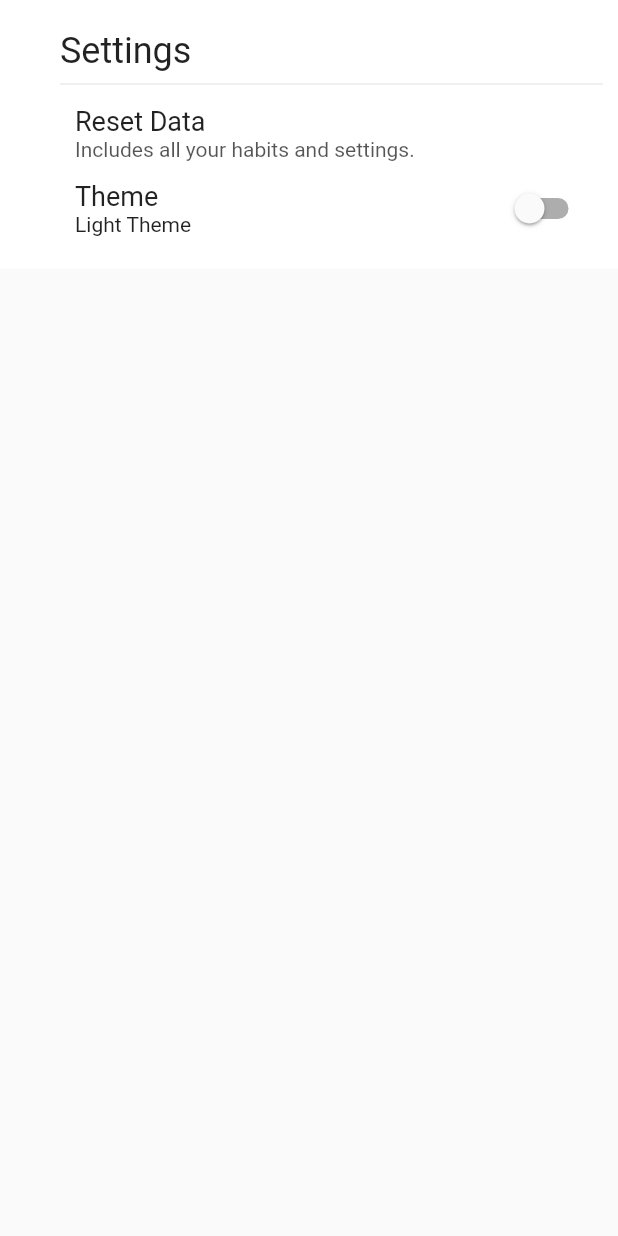
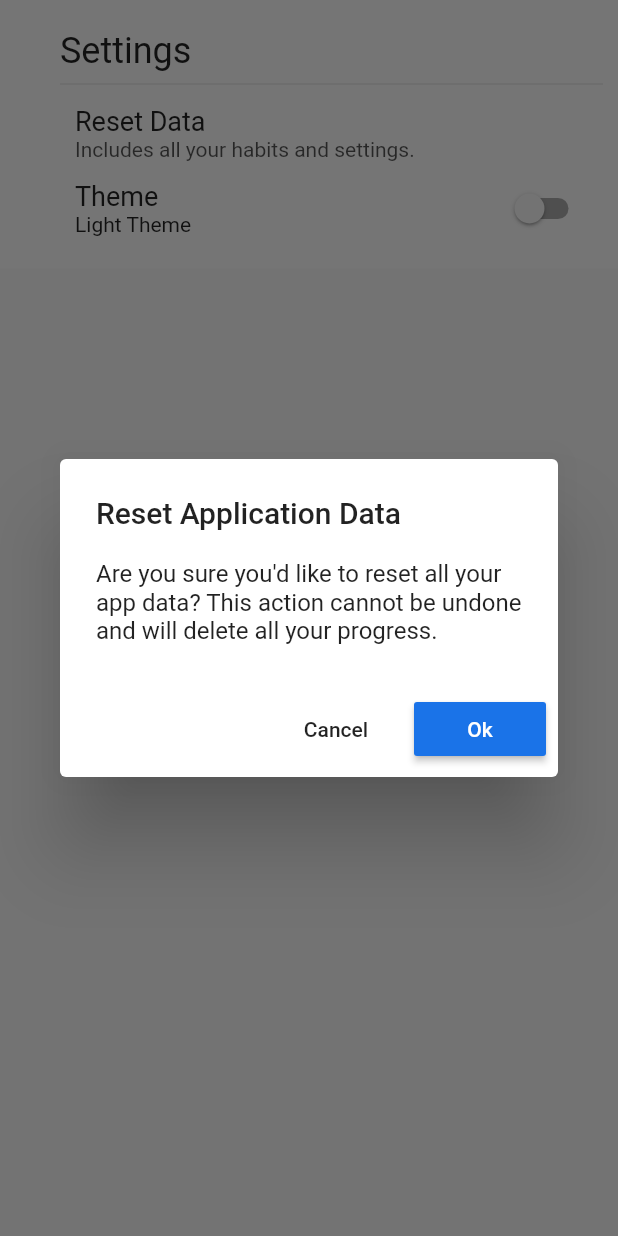
Before and after one commit to td0m/habitat, a Flutter app: the SettingsPage widget shown alone on an empty page, opened directly, after a tap on "Reset Data", on a phone screen of 412 x 824 dp. Run offline on Flutter 3.47's test engine with Material 2 defaults, Android fonts, the phone set to English and light mode, and no system bars; our stand-ins replace date_format, shared_preferences; missing offline and left inert: flutter_circular_chart; accounts and stored records are empty; generated files the repository leaves out were written again.

Commit message:
add week day labels

```diff
--- a/lib/pages/habit_detail_page.dart
+++ b/lib/pages/habit_detail_page.dart
@@ -65,7 +65,7 @@ class _HabitDetailPageState extends State<HabitDetailPage> {
                 "Are you sure you'd like to delete this habit? This action is irreversible.",
             onConfirm: () async {
               Navigator.of(context).pop();
-              await Future.delayed(Duration(milliseconds: 400));
+              await Future.delayed(Duration(milliseconds: 100));
               habitModel.habits.removeAt(widget.index);
               habitModel.habits = habitModel.habits;
             },
--- a/lib/pages/home_page.dart
+++ b/lib/pages/home_page.dart
@@ -4,6 +4,8 @@ import 'package:habitat/pages/settings_page.dart';
 import 'package:habitat/ui/create_habit_dialog.dart';
 import 'package:habitat/ui/habit_list_item.dart';
 import 'package:scoped_model/scoped_model.dart';
+
+import 'package:date_format/date_format.dart';
 
 class HomePage extends StatefulWidget {
   HomePage({Key key, this.title}) : super(key: key);
@@ -56,6 +58,13 @@ class _HomePageState extends State<HomePage>
     final habitModel =
         ScopedModel.of<HabitModel>(context, rebuildOnChange: true);
 
+    final habitList = List.generate(habitModel.habits.length, (i) => i)
+        .map((index) => HabitListItem(
+              index: index,
+              onChanged: (i, v) => _onHabitValueChanged(index, i, v),
+              habit: habitModel.habits[index],
+            ));
+
     return Scaffold(
       key: _scaffoldKey,
       body: SafeArea(
@@ -65,13 +74,25 @@ class _HomePageState extends State<HomePage>
               padding: EdgeInsets.only(top: 5),
             ),
             Column(
-              children: List.generate(habitModel.habits.length, (i) => i)
-                  .map((index) => HabitListItem(
-                        index: index,
-                        onChanged: (i, v) => _onHabitValueChanged(index, i, v),
-                        habit: habitModel.habits[index],
-                      ))
-                  .toList(),
+              children: [
+                Container(
+                  margin: EdgeInsets.only(right: 23, top: 4, bottom: 4),
+                  child: Row(
+                    mainAxisAlignment: MainAxisAlignment.end,
+                    children: List.generate(6, (i) {
+                      DateTime day = DateTime.now().subtract(Duration(days: i));
+                      String weekday = dayShort[day.weekday - 1];
+                      return Container(
+                        width: 32,
+                        child: Text(
+                          "$weekday",
+                          textAlign: TextAlign.center,
+                        ),
+                      );
+                    }),
+                  ),
+                )
+              ]..addAll(habitList),
             )
           ],
         ),
@@ -90,17 +111,9 @@ class _HomePageState extends State<HomePage>
           child: Row(
             mainAxisAlignment: MainAxisAlignment.spaceBetween,
             children: <Widget>[
-              Row(
-                children: <Widget>[
-                  IconButton(
-                    icon: Icon(Icons.menu),
-                    onPressed: () {},
-                  ),
-                  Text(
-                    "Habitat",
-                    style: Theme.of(context).textTheme.title,
-                  ),
-                ],
+              IconButton(
+                icon: Icon(Icons.menu),
+                onPressed: () {},
               ),
               IconButton(
                 icon: Icon(Icons.settings),
--- a/lib/pages/settings_page.dart
+++ b/lib/pages/settings_page.dart
@@ -1,6 +1,7 @@
 import 'package:flutter/material.dart';
 import 'package:habitat/models/habit_model.dart';
 import 'package:habitat/models/preferences.dart';
+import 'package:habitat/ui/confirm_dialog.dart';
 import 'package:scoped_model/scoped_model.dart';
 
 class SettingsPage extends StatefulWidget {
@@ -10,6 +11,18 @@ class SettingsPage extends StatefulWidget {
 class _SettingsPageState extends State<SettingsPage> {
   Preferences get prefs =>
       ScopedModel.of<Preferences>(context, rebuildOnChange: true);
+
+  _confirmResetData() async {
+    showDialog(
+      context: context,
+      builder: (context) => ConfirmDialog(
+            title: "Reset Application Data",
+            description:
+                "Are you sure you'd like to reset all your app data? This action cannot be undone and will delete all your progress.",
+            onConfirm: _resetData(),
+          ),
+    );
+  }
 
   _resetData() {
     final habitModel = ScopedModel.of<HabitModel>(context);
@@ -47,7 +60,7 @@ class _SettingsPageState extends State<SettingsPage> {
               color: Colors.transparent,
               child: InkWell(
                 borderRadius: BorderRadius.circular(5),
-                onTap: _resetData,
+                onTap: _confirmResetData,
                 child: Container(
                   padding: EdgeInsets.only(left: 10, right: 10),
                   height: 50,
```
